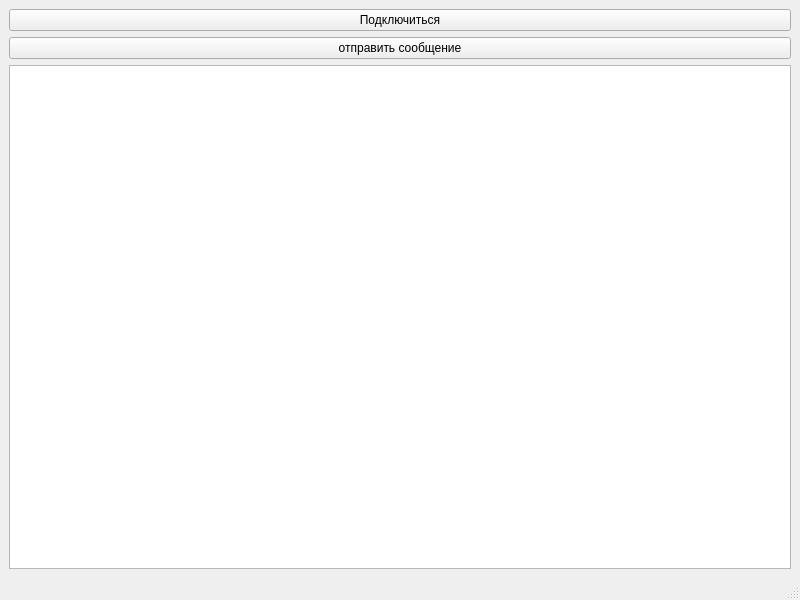
Qt form mainwindow.ui (Zhdanov-Dmitrii/attendanceClient) before a commit.
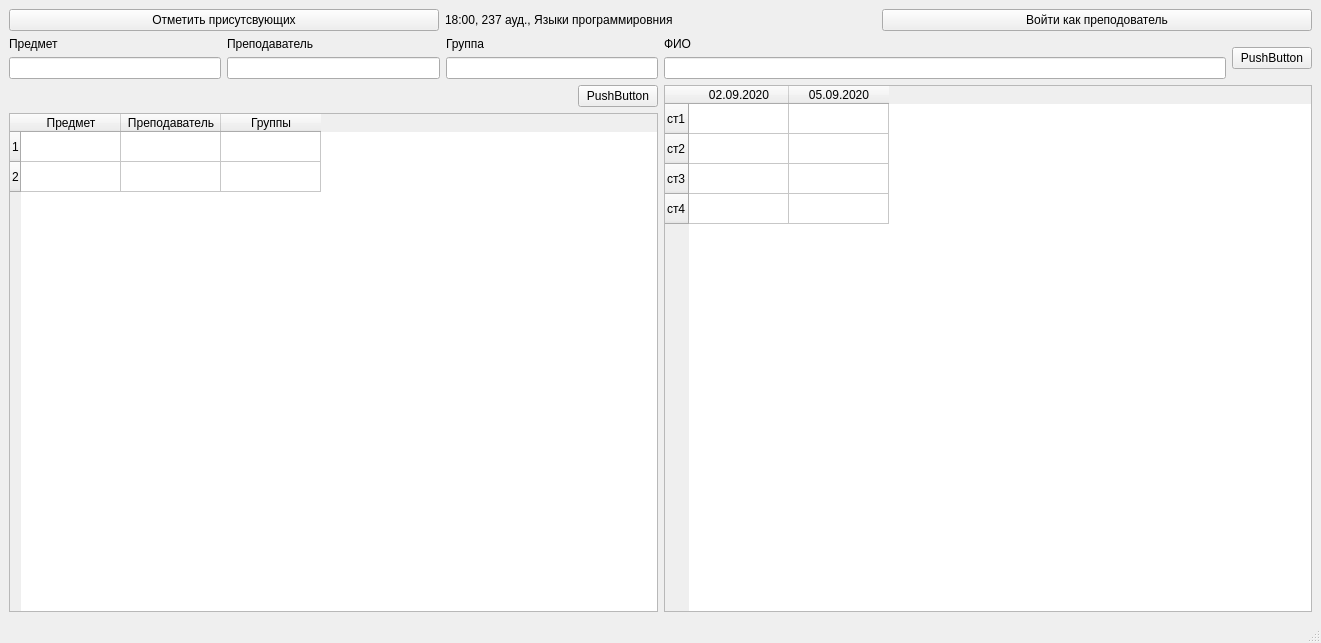
The same form after that commit.

Commit message: Создали интерфейс

What changed in the file:
```diff
--- a/mainwindow.ui
+++ b/mainwindow.ui
@@ -6,8 +6,8 @@
    <rect>
     <x>0</x>
     <y>0</y>
-    <width>800</width>
-    <height>600</height>
+    <width>1321</width>
+    <height>643</height>
    </rect>
   </property>
   <property name="windowTitle">
@@ -16,21 +16,199 @@
   <widget class="QWidget" name="centralwidget">
    <layout class="QGridLayout" name="gridLayout">
     <item row="0" column="0">
-     <widget class="QPushButton" name="pushButton">
-      <property name="text">
-       <string>Подключиться</string>
-      </property>
-     </widget>
-    </item>
-    <item row="2" column="0">
-     <widget class="QTextEdit" name="textEdit"/>
+     <layout class="QHBoxLayout" name="horizontalLayout_4">
+      <item>
+       <widget class="QPushButton" name="pushButton_3">
+        <property name="text">
+         <string>Отметить присутсвующих</string>
+        </property>
+       </widget>
+      </item>
+      <item>
+       <widget class="QLabel" name="label_5">
+        <property name="text">
+         <string>18:00, 237 ауд., Языки программировния</string>
+        </property>
+       </widget>
+      </item>
+      <item>
+       <widget class="QPushButton" name="pushButton_4">
+        <property name="text">
+         <string>Войти как преподователь</string>
+        </property>
+       </widget>
+      </item>
+     </layout>
     </item>
     <item row="1" column="0">
-     <widget class="QPushButton" name="pushButton_2">
-      <property name="text">
-       <string>отправить сообщение</string>
-      </property>
-     </widget>
+     <layout class="QHBoxLayout" name="horizontalLayout_5">
+      <item>
+       <layout class="QVBoxLayout" name="verticalLayout_4">
+        <item>
+         <layout class="QHBoxLayout" name="horizontalLayout">
+          <item>
+           <layout class="QVBoxLayout" name="verticalLayout">
+            <item>
+             <widget class="QLabel" name="label">
+              <property name="text">
+               <string>Предмет</string>
+              </property>
+             </widget>
+            </item>
+            <item>
+             <widget class="QLineEdit" name="lineEdit"/>
+            </item>
+           </layout>
+          </item>
+          <item>
+           <layout class="QVBoxLayout" name="verticalLayout_2">
+            <item>
+             <widget class="QLabel" name="label_2">
+              <property name="text">
+               <string>Преподаватель</string>
+              </property>
+             </widget>
+            </item>
+            <item>
+             <widget class="QLineEdit" name="lineEdit_2"/>
+            </item>
+           </layout>
+          </item>
+          <item>
+           <layout class="QVBoxLayout" name="verticalLayout_3">
+            <item>
+             <widget class="QLabel" name="label_3">
+              <property name="text">
+               <string>Группа</string>
+              </property>
+             </widget>
+            </item>
+            <item>
+             <widget class="QLineEdit" name="lineEdit_3"/>
+            </item>
+           </layout>
+          </item>
+         </layout>
+        </item>
+        <item>
+         <layout class="QHBoxLayout" name="horizontalLayout_2">
+          <item>
+           <spacer name="horizontalSpacer">
+            <property name="orientation">
+             <enum>Qt::Horizontal</enum>
+            </property>
+            <property name="sizeHint" stdset="0">
+             <size>
+              <width>40</width>
+              <height>20</height>
+             </size>
+            </property>
+           </spacer>
+          </item>
+          <item>
+           <widget class="QPushButton" name="pushButton">
+            <property name="text">
+             <string>PushButton</string>
+            </property>
+           </widget>
+          </item>
+         </layout>
+        </item>
+        <item>
+         <widget class="QTableWidget" name="tableWidget_2">
+          <row>
+           <property name="text">
+            <string>1</string>
+           </property>
+          </row>
+          <row>
+           <property name="text">
+            <string>2</string>
+           </property>
+          </row>
+          <column>
+           <property name="text">
+            <string>Предмет</string>
+           </property>
+          </column>
+          <column>
+           <property name="text">
+            <string>Преподаватель</string>
+           </property>
+          </column>
+          <column>
+           <property name="text">
+            <string>Группы</string>
+           </property>
+          </column>
+         </widget>
+        </item>
+       </layout>
+      </item>
+      <item>
+       <layout class="QVBoxLayout" name="verticalLayout_6">
+        <item>
+         <layout class="QHBoxLayout" name="horizontalLayout_3">
+          <item>
+           <layout class="QVBoxLayout" name="verticalLayout_5">
+            <item>
+             <widget class="QLabel" name="label_4">
+              <property name="text">
+               <string>ФИО</string>
+              </property>
+             </widget>
+            </item>
+            <item>
+             <widget class="QLineEdit" name="lineEdit_4"/>
+            </item>
+           </layout>
+          </item>
+          <item>
+           <widget class="QPushButton" name="pushButton_2">
+            <property name="text">
+             <string>PushButton</string>
+            </property>
+           </widget>
+          </item>
+         </layout>
+        </item>
+        <item>
+         <widget class="QTableWidget" name="tableWidget">
+          <row>
+           <property name="text">
+            <string>ст1</string>
+           </property>
+          </row>
+          <row>
+           <property name="text">
+            <string>ст2</string>
+           </property>
+          </row>
+          <row>
+           <property name="text">
+            <string>ст3</string>
+           </property>
+          </row>
+          <row>
+           <property name="text">
+            <string>ст4</string>
+           </property>
+          </row>
+          <column>
+           <property name="text">
+            <string>02.09.2020</string>
+           </property>
+          </column>
+          <column>
+           <property name="text">
+            <string>05.09.2020</string>
+           </property>
+          </column>
+         </widget>
+        </item>
+       </layout>
+      </item>
+     </layout>
     </item>
    </layout>
   </widget>
```
Left out of the diff: 2 changed lines with no effect on the pictures. The commit also changes 1 other file.
